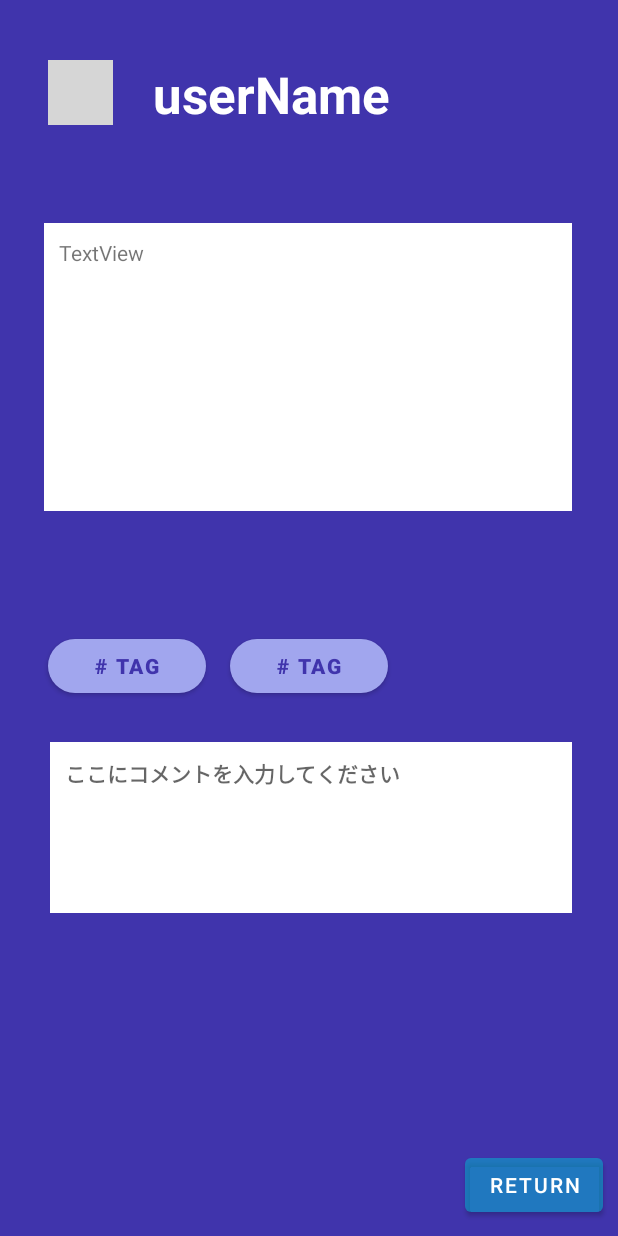
After one commit to iromikim/tgh-conext, an Android app: the layout viewpost.xml on its own in the app's theme, with its tools: preview values and no code run, on a phone screen of 412 x 824 dp. The commit adds this screen. Run offline under Robolectric (Android 15) with nearby library versions, the phone set to English and light mode, and no system bars; grey boxes are pictures that could not be loaded.

Commit message:
intent with viewpost

```diff
--- a/app/src/main/AndroidManifest.xml
+++ b/app/src/main/AndroidManifest.xml
@@ -13,6 +13,9 @@
         android:supportsRtl="true"
         android:theme="@style/Theme.TGH"
         tools:targetApi="31">
+        <activity
+            android:name=".ReadpostActivity"
+            android:exported="false" />
         <activity
             android:name=".PostActivity"
             android:exported="false" />
--- /dev/null
+++ b/app/src/main/java/com/example/tgh/ViewpostActivity.kt
@@ -0,0 +1,11 @@
+package com.example.tgh
+
+import androidx.appcompat.app.AppCompatActivity
+import android.os.Bundle
+
+class ViewpostActivity : AppCompatActivity() {
+    override fun onCreate(savedInstanceState: Bundle?) {
+        super.onCreate(savedInstanceState)
+        setContentView(R.layout.viewpost)
+    }
+}
--- a/app/src/main/res/layout/map_closeup.xml
+++ b/app/src/main/res/layout/map_closeup.xml
@@ -21,12 +21,13 @@
         android:id="@+id/button2"
         android:layout_width="wrap_content"
         android:layout_height="wrap_content"
-        android:layout_marginStart="10dp"
+        android:layout_marginEnd="10dp"
+        android:layout_marginBottom="10dp"
         android:text="Return"
         android:textSize="14sp"
         app:backgroundTint="#8000BCD4"
-        app:layout_constraintStart_toStartOf="parent"
-        app:layout_constraintTop_toTopOf="parent" />
+        app:layout_constraintBottom_toBottomOf="parent"
+        app:layout_constraintEnd_toEndOf="parent" />
 
     <ImageButton
         android:id="@+id/post1"
--- /dev/null
+++ b/app/src/main/res/layout/viewpost.xml
@@ -0,0 +1,107 @@
+<?xml version="1.0" encoding="utf-8"?>
+<androidx.constraintlayout.widget.ConstraintLayout xmlns:android="http://schemas.android.com/apk/res/android"
+    xmlns:app="http://schemas.android.com/apk/res-auto"
+    xmlns:tools="http://schemas.android.com/tools"
+    android:id="@+id/postContent"
+    android:layout_width="match_parent"
+    android:layout_height="match_parent"
+    android:background="#4034AC">
+
+    <Button
+        android:id="@+id/button3"
+        android:layout_width="wrap_content"
+        android:layout_height="wrap_content"
+        android:layout_marginEnd="10dp"
+        android:layout_marginBottom="10dp"
+        android:text="Return"
+        android:textSize="14sp"
+        app:backgroundTint="#8000BCD4"
+        app:layout_constraintBottom_toBottomOf="parent"
+        app:layout_constraintEnd_toEndOf="parent" />
+
+    <TextView
+        android:id="@+id/userName"
+        android:layout_width="wrap_content"
+        android:layout_height="wrap_content"
+        android:layout_marginTop="40dp"
+        android:layout_marginEnd="152dp"
+        android:text="userName"
+        android:textColor="#FFFFFF"
+        android:textSize="34sp"
+        android:textStyle="bold"
+        app:layout_constraintEnd_toEndOf="parent"
+        app:layout_constraintTop_toTopOf="parent" />
+
+    <ImageView
+        android:id="@+id/imageView"
+        android:layout_width="43dp"
+        android:layout_height="43dp"
+        android:layout_marginTop="40dp"
+        app:layout_constraintEnd_toStartOf="@+id/userName"
+        app:layout_constraintHorizontal_bias="0.542"
+        app:layout_constraintStart_toStartOf="parent"
+        app:layout_constraintTop_toTopOf="parent"
+        tools:srcCompat="@tools:sample/avatars" />
+
+    <Button
+        android:id="@+id/tag"
+        android:layout_width="105dp"
+        android:layout_height="48dp"
+        android:layout_marginStart="32dp"
+        android:layout_marginBottom="356dp"
+        android:bufferType="normal"
+        android:text="# Tag"
+        android:textColor="#4034ac"
+        android:textStyle="bold"
+        app:backgroundTint="#A1A6EE"
+        app:cornerRadius="40dp"
+        app:layout_constraintBottom_toBottomOf="parent"
+        app:layout_constraintStart_toStartOf="parent" />
+
+    <Button
+        android:id="@+id/tag2"
+        android:layout_width="105dp"
+        android:layout_height="48dp"
+        android:layout_marginBottom="356dp"
+        android:bufferType="normal"
+        android:text="# Tag"
+        android:textColor="#4034ac"
+        android:textStyle="bold"
+        app:backgroundTint="#A1A6EE"
+        app:cornerRadius="40dp"
+        app:layout_constraintBottom_toBottomOf="parent"
+        app:layout_constraintEnd_toEndOf="parent"
+        app:layout_constraintHorizontal_bias="0.094"
+        app:layout_constraintStart_toEndOf="@+id/tag" />
+
+    <TextView
+        android:id="@+id/post"
+        android:layout_width="352dp"
+        android:layout_height="192dp"
+        android:background="#FFFFFF"
+        android:padding="10dp"
+        android:text="TextView"
+        app:layout_constraintBottom_toTopOf="@+id/tag2"
+        app:layout_constraintEnd_toEndOf="parent"
+        app:layout_constraintHorizontal_bias="0.491"
+        app:layout_constraintStart_toStartOf="parent"
+        app:layout_constraintTop_toBottomOf="@+id/userName"
+        app:layout_constraintVertical_bias="0.444" />
+
+    <TextView
+        android:id="@+id/comment"
+        android:layout_width="348dp"
+        android:layout_height="114dp"
+        android:background="#FFFFFF"
+        android:hint="ここにコメントを入力してください"
+        android:inputType="textImeMultiLine"
+        android:padding="10dp"
+        android:textStyle="bold"
+        app:layout_constraintBottom_toBottomOf="parent"
+        app:layout_constraintEnd_toEndOf="parent"
+        app:layout_constraintHorizontal_bias="0.523"
+        app:layout_constraintStart_toStartOf="parent"
+        app:layout_constraintTop_toBottomOf="@+id/tag2"
+        app:layout_constraintVertical_bias="0.111" />
+
+</androidx.constraintlayout.widget.ConstraintLayout>
--- /dev/null
+++ b/app/src/main/res/values/ids.xml
@@ -0,0 +1,8 @@
+<?xml version="1.0" encoding="utf-8"?>
+<resources>
+    <item name="postContent" type="id" />
+    <item name="userName" type="id" />
+    <item name="tag" type="id" />
+    <item name="tag2" type="id" />
+    <item name="comment" type="id" />
+</resources>
```
